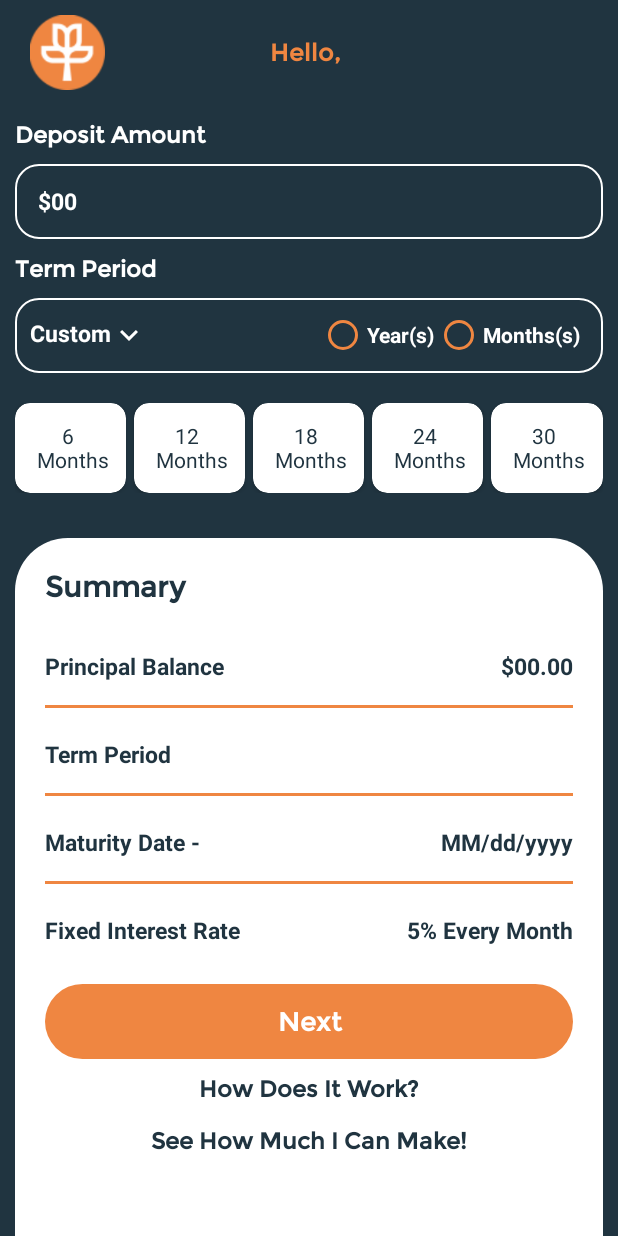
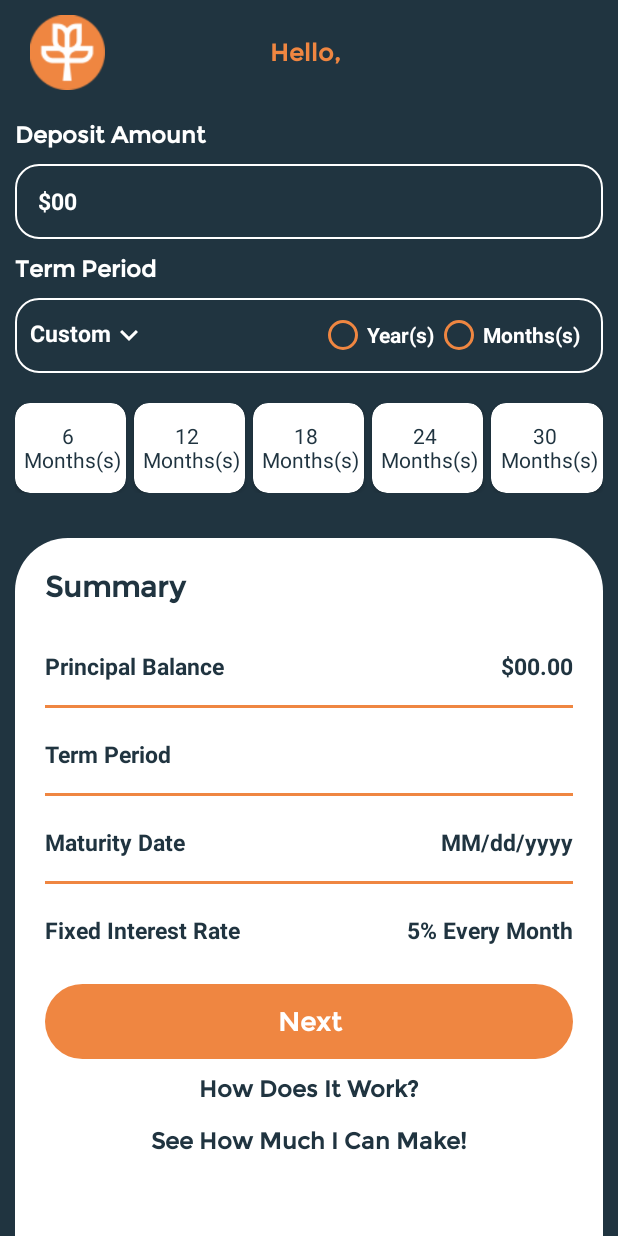
Before and after one commit to Quadtrics/Zera, an Android app: the DepositAmmountActivity screen opened directly, with no data from a screen before it, on a phone screen of 412 x 824 dp. Run offline under Robolectric (Android 15) with nearby library versions, the phone set to English and light mode, and no system bars.

Commit message:
Bugs Fixed

```diff
--- a/app/build.gradle
+++ b/app/build.gradle
@@ -12,7 +12,7 @@ android {
         minSdkVersion 19
         targetSdkVersion 30
         versionCode 1
-        versionName "1.10"
+        versionName "1.12"
 
         testInstrumentationRunner "androidx.test.runner.AndroidJUnitRunner"
     }
--- a/app/src/main/java/com/example/zeraapp/activitys/activity/DepositAmmountActivity.kt
+++ b/app/src/main/java/com/example/zeraapp/activitys/activity/DepositAmmountActivity.kt
@@ -147,12 +147,12 @@ class DepositAmmountActivity : AppCompatActivity() {
     }
 
     private fun setData() {
-        tv_card1.text = "6 \n Months"
-        tv_card2.text = "12 \n Months"
-        tv_card3.text = "18 \n Months"
-        tv_card4.text = "24 \n Months"
-        tv_card5.text = "30 \n Months"
-        tv_nameHeader.text =
+        tv_card1.text = "6 \n "+resources.getString(R.string.months)
+        tv_card2.text = "12 \n "+resources.getString(R.string.months)
+        tv_card3.text = "18 \n "+resources.getString(R.string.months)
+        tv_card4.text = "24 \n "+resources.getString(R.string.months)
+        tv_card5.text = "30 \n "+resources.getString(R.string.months)
+         tv_nameHeader.text =
             resources.getString(R.string.hello)+", " + extractWord(
                 SharePreference.getStringPref(
                     this@DepositAmmountActivity,
@@ -289,7 +289,7 @@ class DepositAmmountActivity : AppCompatActivity() {
         cv_card5.setCardBackgroundColor(ContextCompat.getColor(this, R.color.white))
         if (cardPosition != 0) {
             termSelected = "month"
-            tv_spinVal.setText("Custom")
+            tv_spinVal.setText(resources.getString(R.string.custom))
 
         }
         if (cardPosition == 1) {
@@ -321,16 +321,16 @@ class DepositAmmountActivity : AppCompatActivity() {
             tv_maturityDate.text = "MM/dd/yyyy"
         } else if (type.equals("year")) {
             months = count * 12
-            timePeriodSelected = count.toString() + "-" + type
+            timePeriodSelected = count.toString() + "-" + resources.getString(R.string.years)
 
         } else {
             months = count
-            timePeriodSelected = months.toString() + "-" + type
+            timePeriodSelected = months.toString() + "-" + resources.getString(R.string.months)
 
         }
         dateOfMaturity = addMonths(months, "yyyy-MM-dd")
         tv_maturityDate.text = addMonths(months, "MM/dd/yyyy")
-        tv_timePeriod.text = timePeriodSelected
+        tv_timePeriod.text =  timePeriodSelected
     }
 
 
--- a/app/src/main/java/com/example/zeraapp/activitys/activity/EarningWithActivity.kt
+++ b/app/src/main/java/com/example/zeraapp/activitys/activity/EarningWithActivity.kt
@@ -11,6 +11,7 @@ import com.example.zeraapp.R
 import com.example.zeraapp.adapter.EarningAdapter
 import com.example.zeraapp.models.EarningPojo
 import com.example.zeraapp.utlis.makeDollars
+import com.example.zeraapp.utlis.replaceWord
 
 class EarningWithActivity : AppCompatActivity() {
     lateinit var RvEarnings: RecyclerView
@@ -72,7 +73,9 @@ class EarningWithActivity : AppCompatActivity() {
         termCount = intent.getStringExtra("termCount").toString()
         termSelected = intent.getStringExtra("term").toString()
         tv_principalAmount.text = makeDollars(principalBalance)
-        tv_timePeriod.text = termCount + " " + termSelected
+        var displayTimePeriod= termCount + " " + termSelected
+        tv_timePeriod.text =  replaceWord(displayTimePeriod,"month",getString(R.string.months))
+        tv_timePeriod.text =  replaceWord(displayTimePeriod,"year",getString(R.string.years))
         if (termSelected.equals("year")) {
             time = Integer.parseInt(termCount) * 12
         } else {
--- a/app/src/main/java/com/example/zeraapp/fragments/ProfileFragment.kt
+++ b/app/src/main/java/com/example/zeraapp/fragments/ProfileFragment.kt
@@ -124,9 +124,9 @@ ProfileFragment : Fragment() {
         setLog("UserCheck", " " + getStringPref(ctx, userFirstName).toString())
         var varName = getStringPref(ctx, userName).toString()
         if (varName.isEmpty() || varName.equals(""))
+            tv_userName.text = extractWord(getStringPref(ctx, userFirstName).toString())
+        else
             tv_userName.text = extractWord(getStringPref(ctx, userName).toString())
-        else
-            tv_userName.text = extractWord(getStringPref(ctx, userFirstName).toString())
 
         val imagePath: String? = SharePreference.getStringPref(
             ctx,
--- a/app/src/main/res/layout/activity_deposit_ammount.xml
+++ b/app/src/main/res/layout/activity_deposit_ammount.xml
@@ -354,8 +354,7 @@
                             android:layout_width="wrap_content"
                             android:layout_height="wrap_content"
                             android:layout_marginTop="20dp"
-                            android:text="@string/maturityDate"
-                            android:textColor="@color/dark_blue"
+                            android:text="@string/maturity_date"                          android:textColor="@color/dark_blue"
                             android:textSize="15sp"
                             android:textStyle="bold" />
 
@@ -403,7 +402,7 @@
                             android:layout_alignParentRight="true"
                             android:layout_marginLeft="20dp"
                             android:layout_marginTop="20dp"
-                            android:text="5% Every Month"
+                            android:text="@string/FivepercentPerMonth"
                             android:textColor="@color/dark_blue"
                             android:textSize="15sp"
                             android:textStyle="bold" />
@@ -542,7 +541,7 @@
                                     android:layout_width="wrap_content"
                                     android:layout_height="wrap_content"
                                     android:layout_centerInParent="true"
-                                    android:text="Next"
+                                    android:text="@string/next"
                                     android:textColor="@color/yellow" />
                             </RelativeLayout>
                         </LinearLayout>
--- a/app/src/main/res/layout/activity_splash.xml
+++ b/app/src/main/res/layout/activity_splash.xml
@@ -10,6 +10,6 @@
         android:layout_width="150dp"
         android:layout_height="150dp"
         android:layout_centerInParent="true"
-        android:src="@drawable/logo_new" />
+        android:src="@drawable/app_icon" />
 
 </RelativeLayout>
--- a/app/src/main/res/layout/activity_update_authuser.xml
+++ b/app/src/main/res/layout/activity_update_authuser.xml
@@ -54,7 +54,7 @@
                 android:background="@drawable/info_edit_text"
                 android:fontFamily="@font/montserrat_regular"
                 android:gravity="center_vertical"
-                android:hint="userName"
+                android:hint="@string/userName"
                 android:maxLength="15"
                 android:paddingLeft="17dp"
                 android:singleLine="true"
--- a/app/src/main/res/layout/dialog_logout_layout.xml
+++ b/app/src/main/res/layout/dialog_logout_layout.xml
@@ -56,8 +56,8 @@
                 style="@style/logout_button"
                 android:layout_width="0dp"
                 android:layout_height="wrap_content"
-                android:layout_marginLeft="30dp"
-                android:layout_marginRight="20dp"
+                android:layout_marginLeft="25dp"
+                android:layout_marginRight="15dp"
                 android:layout_weight="50">
 
                 <TextView
@@ -74,7 +74,7 @@
                 style="@style/logout_button"
                 android:layout_width="0dp"
                 android:layout_height="wrap_content"
-                android:layout_marginLeft="20dp"
+                android:layout_marginLeft="15dp"
                 android:layout_marginRight="30dp"
                 android:layout_weight="50"
                 android:backgroundTint="@color/text_gray">
--- a/app/src/main/res/values/strings.xml
+++ b/app/src/main/res/values/strings.xml
@@ -295,10 +295,12 @@ be bound by these rules.̥</string>
 
     <string name="trans_interest">Interest</string>
     <string name="trans_open_Account">Open Account</string>
-    <string name="trans_open_Asccount">Open Account</string>
     <string name="trans_Referral">Referral</string>
     <string name="trans_Withdraw">Withdraw</string>
     <string name="dateofBirth">Date of Birth</string>
     <string name="noUserAvailabile">No User Available</string>
+    <string name="interestPaid">Interest Paid</string>
+    <string name="newBalance">New Balance</string>
+    <string name="custom">Custom</string>
 
 </resources>
```
Also changed, not shown: app/src/main/res/layout/activity_earning_with.xml (+5 -4 lines), app/src/main/res/layout/slide1.xml (+6 -6 lines), 1 other file.
